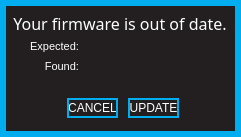
Old version of the form standalone/ezpz/forms/fwoodformWin.ui in the repository Muse-Kinetics/softstep_editor.
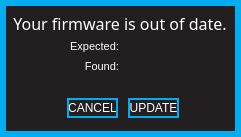
New version of the form.

Commit message: -Switched Basic editor font over to Corbel. Looks much nicer than Futura on Windows.

The edit to the form file:
```diff
--- a/standalone/ezpz/forms/fwoodformWin.ui
+++ b/standalone/ezpz/forms/fwoodformWin.ui
@@ -202,7 +202,7 @@
     <widget class="QLabel" name="label">
      <property name="geometry">
       <rect>
-       <x>20</x>
+       <x>60</x>
        <y>30</y>
        <width>51</width>
        <height>16</height>
@@ -224,7 +224,7 @@
     <widget class="QLabel" name="label_2">
      <property name="geometry">
       <rect>
-       <x>20</x>
+       <x>60</x>
        <y>50</y>
        <width>51</width>
        <height>16</height>
@@ -277,9 +277,9 @@
     <widget class="QLabel" name="expected">
      <property name="geometry">
       <rect>
-       <x>80</x>
+       <x>120</x>
        <y>30</y>
-       <width>111</width>
+       <width>95</width>
        <height>16</height>
       </rect>
      </property>
@@ -299,9 +299,9 @@
     <widget class="QLabel" name="found">
      <property name="geometry">
       <rect>
-       <x>80</x>
+       <x>120</x>
        <y>50</y>
-       <width>111</width>
+       <width>95</width>
        <height>16</height>
       </rect>
      </property>
```
Left out of the diff: 6 changed lines with no effect on the pictures. The commit also changes 7 other files.
